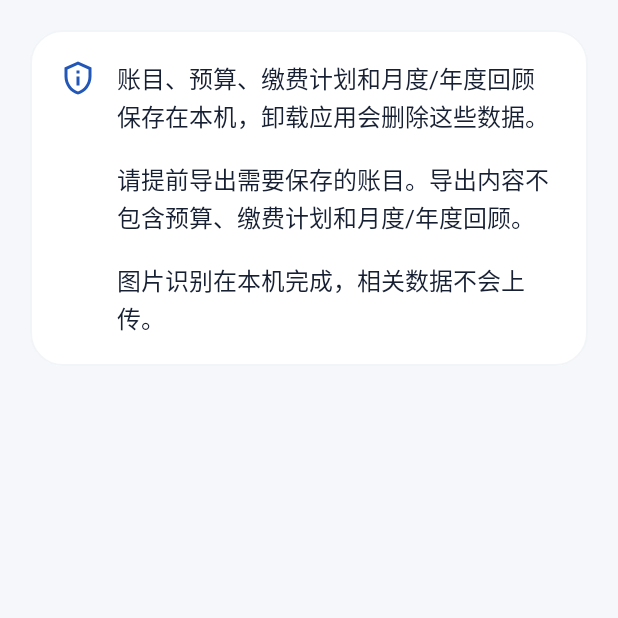
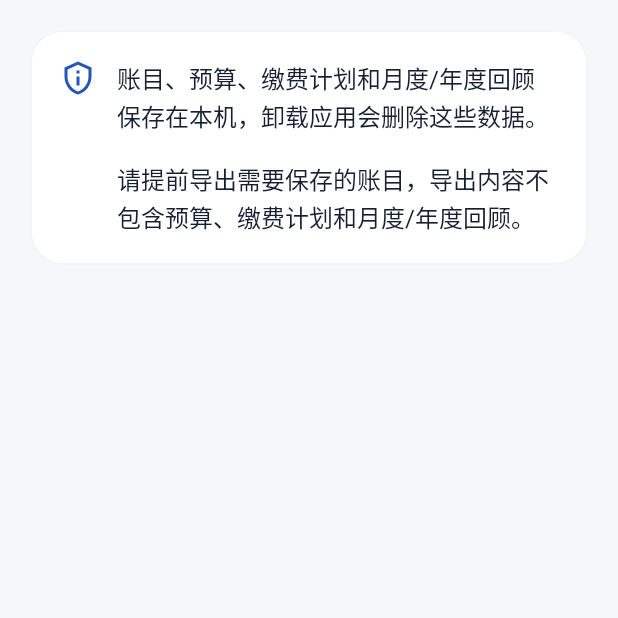
Before and after one commit to Ouniverse-X/AeroLedger, an Android app built with Jetpack Compose: the composable DataPrivacyScreen shown on its own in the app's theme, on a phone screen of 412 x 824 dp, the top half of it. Run offline under Robolectric (Android 15) with nearby library versions, the phone set to English and light mode, and no system bars.

Commit message:
Simplify local data notice

```diff
--- a/app/src/main/java/cn/edu/buaa/ledger/ui/LedgerRoot.kt
+++ b/app/src/main/java/cn/edu/buaa/ledger/ui/LedgerRoot.kt
@@ -332,8 +332,7 @@ private enum class Destination(val title: String, val icon: androidx.compose.ui.
                 Icon(Icons.Outlined.PrivacyTip,null,tint=MaterialTheme.colorScheme.primary)
                 Column(Modifier.weight(1f),verticalArrangement=Arrangement.spacedBy(18.dp)) {
                     Text("账目、预算、缴费计划和月度/年度回顾保存在本机，卸载应用会删除这些数据。",style=MaterialTheme.typography.bodyLarge)
-                    Text("请提前导出需要保存的账目。导出内容不包含预算、缴费计划和月度/年度回顾。",style=MaterialTheme.typography.bodyLarge)
-                    Text("图片识别在本机完成，相关数据不会上传。",style=MaterialTheme.typography.bodyLarge)
+                    Text("请提前导出需要保存的账目，导出内容不包含预算、缴费计划和月度/年度回顾。",style=MaterialTheme.typography.bodyLarge)
                 }
             }
         }
```
Also changed, not shown: 1 other file.
